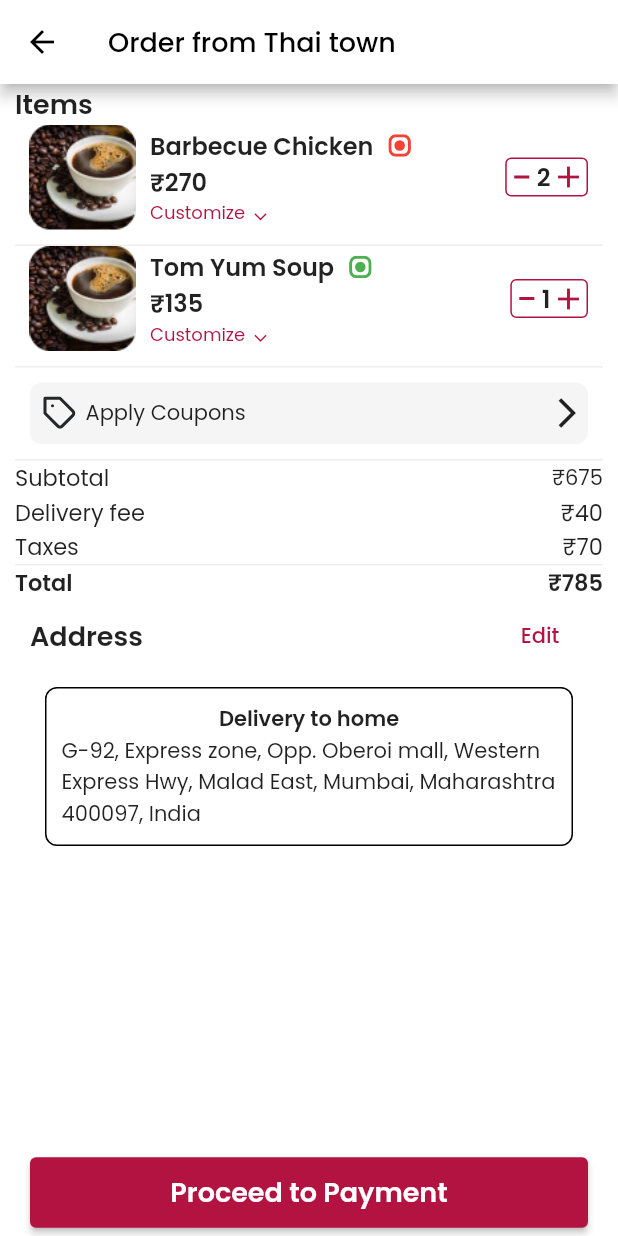
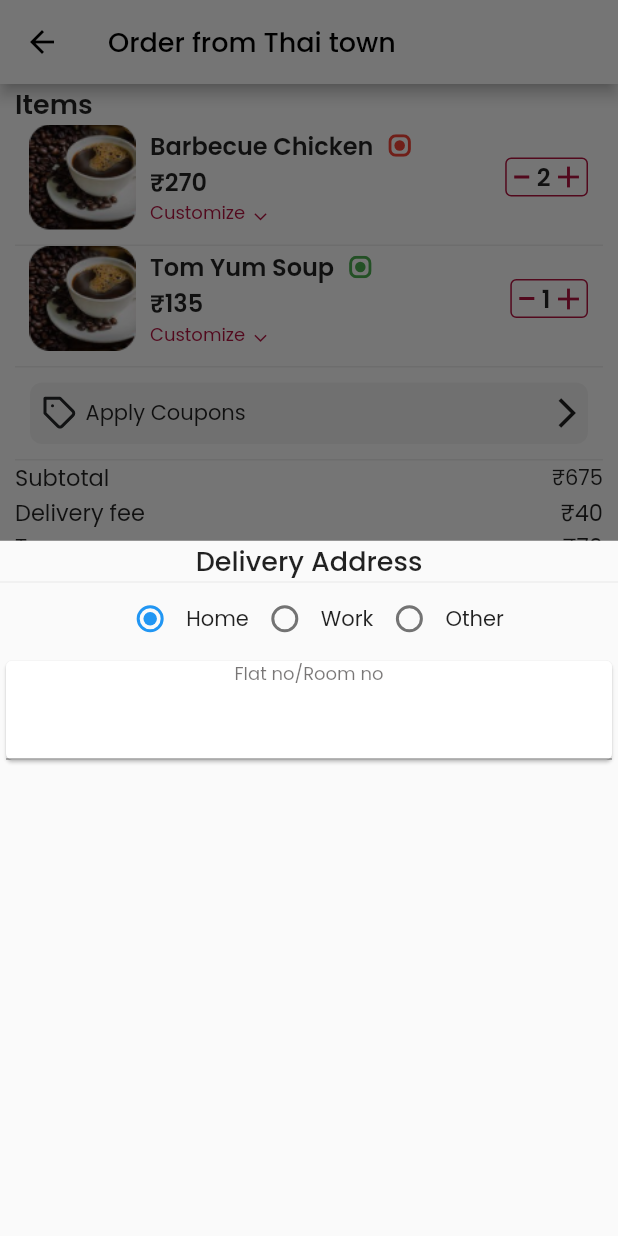
Before and after one commit to tejastamkar/Bhojan-king-resturant, a Flutter app: the OrderScreen screen opened directly, after a tap on "Edit", on a phone screen of 412 x 824 dp. Run offline on Flutter 3.47's test engine with Material 2 defaults, Android fonts, the phone set to English and light mode, and no system bars; our stand-ins replace carousel_indicator, carousel_slider, dotted_border, dotted_line, expandable, flutter_rating_bar and 3 more; project files that could hold a hidden picture were left out.

Commit message:
added bottomAddressPop sheet

```diff
--- /dev/null
+++ b/lib/widgets/bottomaddresspopup.dart
@@ -0,0 +1,93 @@
+import 'package:flutter/material.dart';
+import 'package:restroapp/screens/orderscreen.dart';
+
+class AddressPop extends StatefulWidget {
+  const AddressPop({
+    Key? key,
+  }) : super(key: key);
+
+  @override
+  State<AddressPop> createState() => _AddressPopState();
+}
+
+class _AddressPopState extends State<AddressPop> {
+  AddressType selectedAddress = AddressType.home;
+
+  @override
+  Widget build(BuildContext context) {
+    double width = MediaQuery.of(context).size.width;
+    return Container(
+      decoration: const BoxDecoration(
+          borderRadius: BorderRadius.only(
+              topLeft: Radius.circular(24), topRight: Radius.circular(24))),
+      child: Column(
+        children: [
+          const Text(
+            'Delivery Address',
+            style: TextStyle(fontSize: 18, fontWeight: FontWeight.w500),
+          ),
+          Container(
+            width: width,
+            height: 1,
+            color: Colors.grey.shade200,
+          ),
+          Row(
+            mainAxisAlignment: MainAxisAlignment.center,
+            children: [
+              Radio<AddressType>(
+                groupValue: selectedAddress,
+                value: AddressType.home,
+                onChanged: (AddressType? value) {
+                  setState(
+                    () {
+                      selectedAddress = value!;
+                    },
+                  );
+                },
+              ),
+              const Text('Home'),
+              Radio<AddressType>(
+                groupValue: selectedAddress,
+                value: AddressType.work,
+                onChanged: (AddressType? value) {
+                  setState(
+                    () {
+                      selectedAddress = value!;
+                    },
+                  );
+                },
+              ),
+              const Text('Work'),
+              Radio<AddressType>(
+                groupValue: selectedAddress,
+                value: AddressType.other,
+                onChanged: (AddressType? value) {
+                  setState(
+                    () {
+                      selectedAddress = value!;
+                    },
+                  );
+                },
+              ),
+              const Text('Other'),
+            ],
+          ),
+          Card(
+            child: Column(
+              children: [
+                const Text(
+                  'Flat no/Room no',
+                  style: TextStyle(
+                      fontSize: 12,
+                      fontWeight: FontWeight.w400,
+                      color: Color.fromRGBO(30, 26, 26, 0.6)),
+                ),
+                TextFormField(initialValue: ''),
+              ],
+            ),
+          )
+        ],
+      ),
+    );
+  }
+}
--- a/lib/widgets/foodcards.dart
+++ b/lib/widgets/foodcards.dart
@@ -28,8 +28,6 @@ class _FoodCardState extends State<FoodCard> {
   int counter = 0;
   @override
   Widget build(BuildContext context) {
-    double width = MediaQuery.of(context).size.width;
-
     if (!widget.showdecs) {
       return Card(
         shape: RoundedRectangleBorder(
```
Also changed, not shown: lib/screens/orderscreen.dart (+12 -71 lines).
